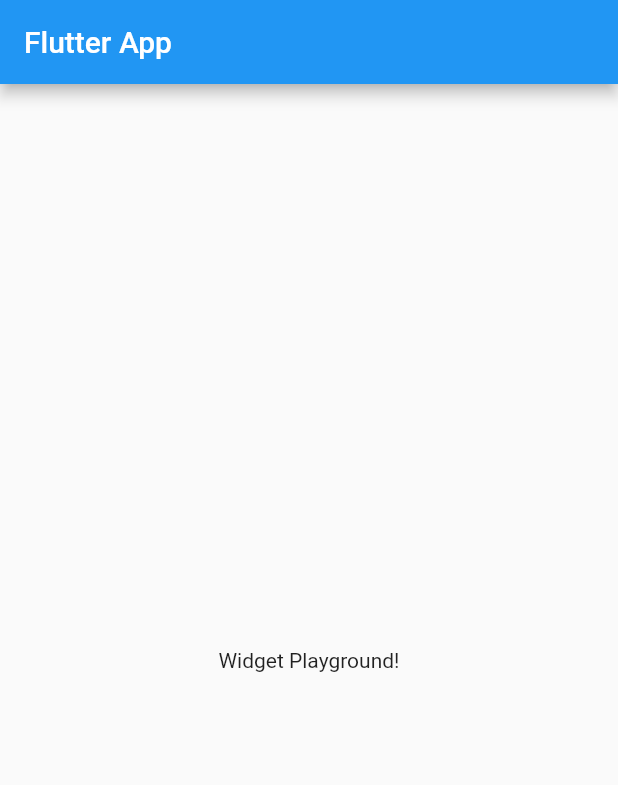
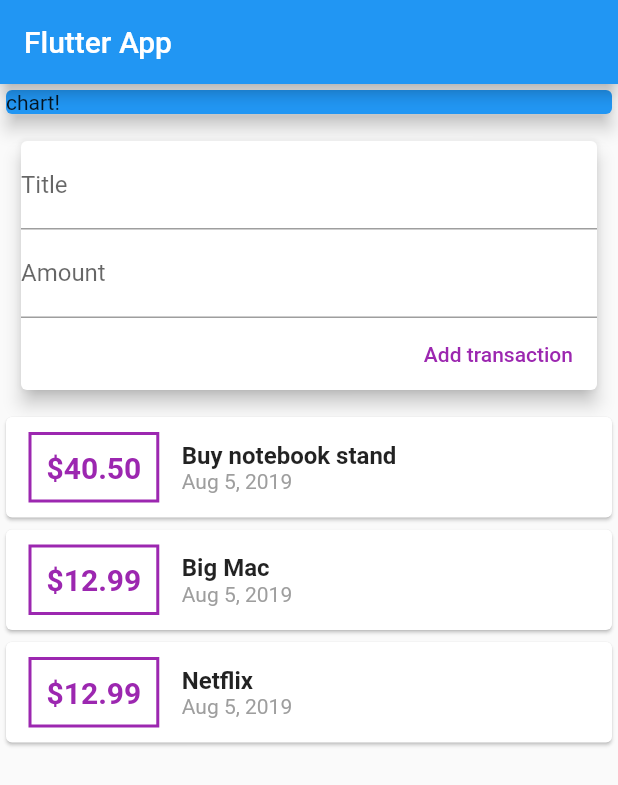
Before and after one commit to nosnibor89/fl_expenses_app, a Flutter app: the screen it shows after launch, on a phone screen of 412 x 824 dp. Shown: the top 785 px of the screen. Run offline on Flutter 3.47's test engine with Material 2 defaults, Android fonts, the phone set to English and light mode, and no system bars.

Commit message:
Split Transaction into multiple widgets

```diff
--- a/lib/main.dart
+++ b/lib/main.dart
@@ -1,3 +1,4 @@
+import 'package:expenses_app/widgets/user_transactions.dart';
 import 'package:flutter/material.dart';
 
 void main() => runApp(MyApp());
@@ -19,8 +20,19 @@ class MyHomePage extends StatelessWidget {
       appBar: AppBar(
         title: Text('Flutter App'),
       ),
-      body: Center(
-        child: Text('Widget Playground!'),
+      body: Column(
+        crossAxisAlignment: CrossAxisAlignment.stretch,
+        children: <Widget>[
+          Card(
+            color: Colors.blue,
+            child: Container(
+              child: Text('chart!'),
+              width: double.infinity,
+            ),
+            elevation: 5,
+          ),
+          UserTransactions()
+        ],
       ),
     );
   }
--- /dev/null
+++ b/lib/models/transaction.dart
@@ -0,0 +1,14 @@
+import 'package:flutter/foundation.dart';
+
+class Transaction {
+  String id;
+  String title;
+  double amount;
+  DateTime date;
+
+  Transaction(
+      {@required this.id,
+      @required this.title,
+      @required this.amount,
+      @required this.date});
+}
--- /dev/null
+++ b/lib/widgets/new_transaction.dart
@@ -0,0 +1,47 @@
+import 'package:flutter/material.dart';
+
+class NewTransaction extends StatelessWidget {
+  final Function(String, double) onPressed;
+  final titleController = TextEditingController();
+  final amountController = TextEditingController();
+
+  NewTransaction({this.onPressed});
+
+  void submit() {
+    final inputTitle = titleController.text;
+    final inputAmount = double.tryParse(amountController.text);
+
+    if (inputTitle.isEmpty || inputAmount == null || inputAmount <= 0) {
+      print("invalid input");
+      return;
+    }
+
+    onPressed(inputTitle, inputAmount);
+  }
+
+  @override
+  Widget build(BuildContext context) {
+    return Card(
+      elevation: 5,
+      child: Column(
+        crossAxisAlignment: CrossAxisAlignment.end,
+        children: [
+          TextField(
+              decoration: InputDecoration(labelText: 'Title'),
+              controller: titleController),
+          TextField(
+            decoration: InputDecoration(labelText: 'Amount'),
+            controller: amountController,
+            keyboardType: TextInputType.numberWithOptions(decimal: true),
+            onSubmitted: (_) => submit(),
+          ),
+          FlatButton(
+            child: Text('Add transaction'),
+            textColor: Colors.purple,
+            onPressed: submit,
+          )
+        ],
+      ),
+    );
+  }
+}
--- /dev/null
+++ b/lib/widgets/transaction_list.dart
@@ -0,0 +1,53 @@
+import 'package:flutter/material.dart';
+import 'package:intl/intl.dart';
+import '../models/transaction.dart';
+
+class TransactionList extends StatelessWidget {
+  final List<Transaction> transactions;
+  const TransactionList(this.transactions);
+
+  @override
+  Widget build(BuildContext context) {
+    return Container(
+      height: 350,
+      child: ListView.builder(
+        itemBuilder: (ctx, index) {
+          var tx = transactions[index];
+          return Card(
+            child: Row(
+              children: [
+                Container(
+                    margin: EdgeInsets.symmetric(vertical: 10, horizontal: 15),
+                    decoration: BoxDecoration(
+                        border: Border.all(color: Colors.purple, width: 2)),
+                    padding: EdgeInsets.all(10),
+                    child: Text(
+                      '\$${tx.amount.toStringAsFixed(2)}',
+                      style: TextStyle(
+                          fontWeight: FontWeight.bold,
+                          fontSize: 20,
+                          color: Colors.purple),
+                    )),
+                Column(
+                  crossAxisAlignment: CrossAxisAlignment.start,
+                  children: [
+                    Text(
+                      tx.title,
+                      style:
+                          TextStyle(fontSize: 16, fontWeight: FontWeight.bold),
+                    ),
+                    Text(DateFormat.yMMMd().format(tx.date),
+                        style: TextStyle(color: Colors.grey))
+                  ],
+                )
+                //
+              ],
+            ),
+            // color: Colors.red,
+          );
+        },
+        itemCount: transactions.length,
+      ),
+    );
+  }
+}
--- /dev/null
+++ b/lib/widgets/user_transactions.dart
@@ -0,0 +1,56 @@
+import 'package:flutter/material.dart';
+import './new_transaction.dart';
+import './transaction_list.dart';
+import '../models/transaction.dart';
+
+class UserTransactions extends StatefulWidget {
+  @override
+  _UserTransactionsState createState() => _UserTransactionsState();
+}
+
+class _UserTransactionsState extends State<UserTransactions> {
+  // final List<Transaction> _transactions = [
+  //   Transaction(
+  //       id: 't1',
+  //       title: 'Buy notebook stand',
+  //       amount: 40.5,
+  //       date: DateTime.now()),
+  //   Transaction(id: 't2', title: 'Big Mac', amount: 12.99, date: DateTime.now())
+  // ];
+    final List<Transaction> _transactions = [
+    Transaction(
+        id: 't1',
+        title: 'Buy notebook stand',
+        amount: 40.5,
+        date: DateTime.now()),
+    Transaction(id: 't2', title: 'Big Mac', amount: 12.99, date: DateTime.now()),
+    Transaction(id: 't2', title: 'Netflix', amount: 12.99, date: DateTime.now())
+  ];
+    // final List<Transaction> _transactions = [ ];
+
+  @override
+  Widget build(BuildContext context) {
+    return Column(
+      children: <Widget>[
+        Padding(
+            padding: EdgeInsets.all(10),
+            child: NewTransaction(
+              onPressed: addTransaction,
+            )),
+        TransactionList(_transactions)
+      ],
+    );
+  }
+
+  void addTransaction(String _title, double _amount) {
+    final tx = Transaction(
+        id: DateTime.now().toString(),
+        title: _title,
+        amount: _amount,
+        date: DateTime.now());
+
+    setState(() {
+      _transactions.add(tx);
+    });
+  }
+}
--- a/pubspec.yaml
+++ b/pubspec.yaml
@@ -19,6 +19,7 @@ environment:
 dependencies:
   flutter:
     sdk: flutter
+  intl: ^0.15.8
 
   # The following adds the Cupertino Icons font to your application.
   # Use with the CupertinoIcons class for iOS style icons.
```
Also changed, not shown: pubspec.lock, 1 other file.
